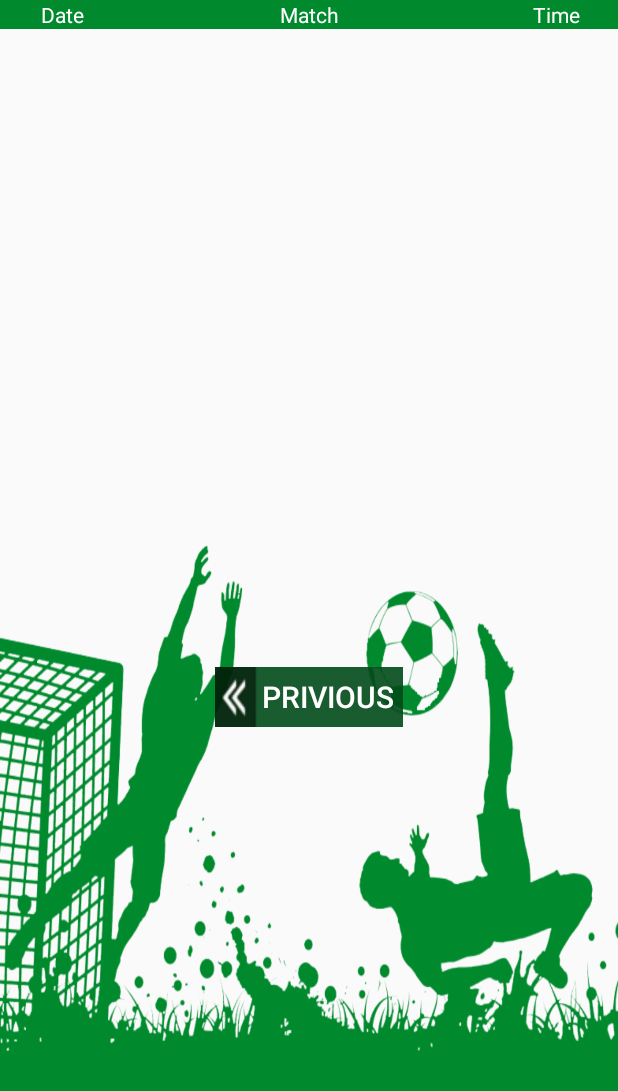
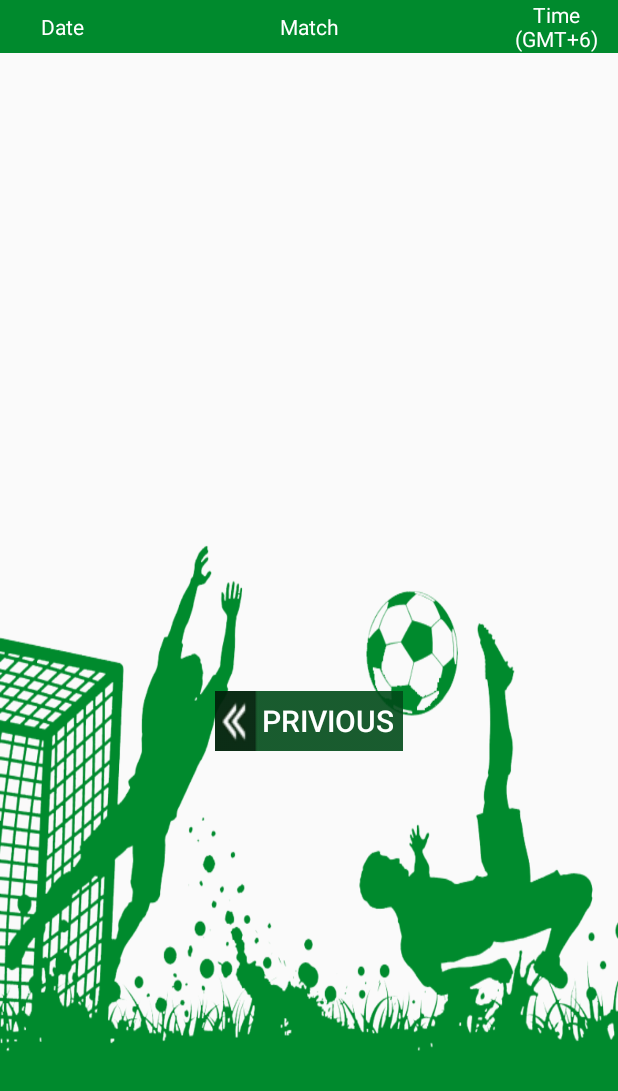
Before and after one commit to raihansarkar/FIFAWorldCup, an Android app: the fragment NextMatchFragment shown on its own in the app's theme, on a phone screen of 412 x 824 dp. Shown: the top 1091 px of the screen. Run offline under Robolectric (Android 15) with nearby library versions, the phone set to English and light mode, and no system bars; our stand-ins replace Firebase (no records; nobody signed in at launch, a user with empty details on screens opened directly); pictures from the network do not load.

Commit message:
Fregment: match, next_match, schedule

```diff
--- a/app/src/main/java/smac/net/fifaworldcup/BlankFragment.java
+++ b/app/src/main/java/smac/net/fifaworldcup/BlankFragment.java
@@ -7,6 +7,7 @@ import android.os.Handler;
 import android.support.v4.app.Fragment;
 import android.support.v4.app.FragmentManager;
 import android.support.v4.app.FragmentTransaction;
+import android.util.Log;
 import android.view.LayoutInflater;
 import android.view.View;
 import android.view.ViewGroup;
@@ -89,7 +90,7 @@ public class BlankFragment extends Fragment {
             public void onTick(long millisUntilFinished) {
 
                 different=millisUntilFinished;
-                // Log.d("rtime",String.valueOf(different));
+                Log.d("rtime",String.valueOf(different));
                 long secondsInMilli = 1000;
                 long minutesInMilli = secondsInMilli * 60;
                 long hoursInMilli = minutesInMilli * 60;
--- a/app/src/main/res/layout/fragment_match.xml
+++ b/app/src/main/res/layout/fragment_match.xml
@@ -47,7 +47,7 @@
                 android:layout_weight="2"
                 android:gravity="center"
                 android:textColor="#ffffff"
-                android:text="Time" />
+                android:text="Time\n(GMT+6)" />
         </LinearLayout>
 
         <ListView
--- a/app/src/main/res/layout/fragment_next_match.xml
+++ b/app/src/main/res/layout/fragment_next_match.xml
@@ -46,8 +46,8 @@
                 android:layout_height="match_parent"
                 android:layout_weight="2"
                 android:gravity="center"
-                android:textColor="#ffffff"
-                android:text="Time" />
+                android:text="Time\n(GMT+6)"
+                android:textColor="#ffffff" />
         </LinearLayout>
 
         <ListView
--- a/app/src/main/res/layout/fragment_schedule.xml
+++ b/app/src/main/res/layout/fragment_schedule.xml
@@ -47,7 +47,7 @@
                 android:layout_weight="2"
                 android:gravity="center"
                 android:textColor="#ffffff"
-                android:text="Time" />
+                android:text="Time\n(GMT+6)" />
         </LinearLayout>
 
         <ListView
```
